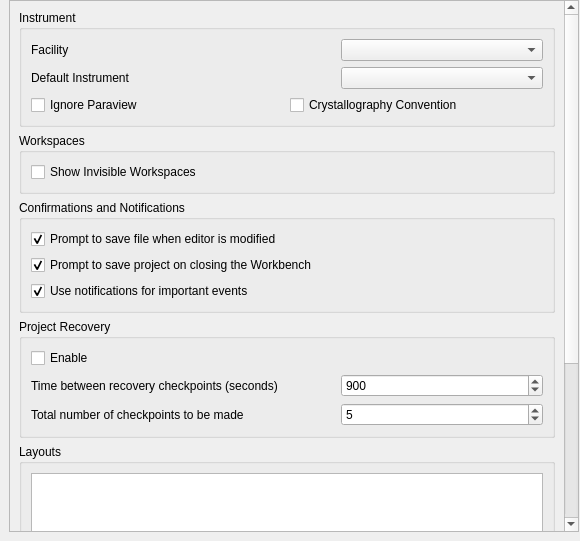
This is qt/applications/workbench/workbench/widgets/settings/general/section_general.ui in mantidproject/mantid as Qt 5 draws it before an edit. The edited form follows.
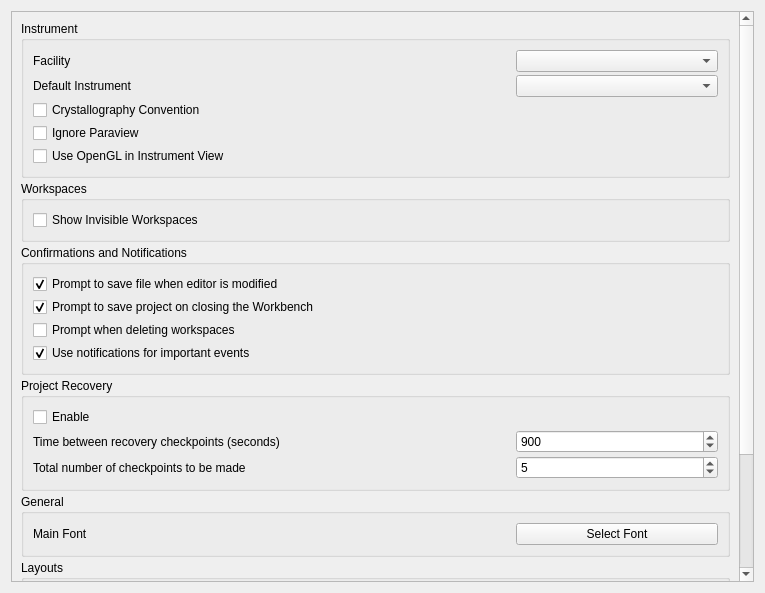
This is the edited form.

Commit message:
Re #27471 Add final settings to general tab
This add the settings for normalisation, openGL and prompt delete workspaces

The edit to the form file:
```diff
--- a/qt/applications/workbench/workbench/widgets/settings/general/section_general.ui
+++ b/qt/applications/workbench/workbench/widgets/settings/general/section_general.ui
@@ -6,26 +6,14 @@
    <rect>
     <x>0</x>
     <y>0</y>
-    <width>580</width>
-    <height>541</height>
+    <width>765</width>
+    <height>593</height>
    </rect>
   </property>
   <property name="windowTitle">
    <string>Form</string>
   </property>
-  <layout class="QHBoxLayout" name="horizontalLayout">
-   <property name="leftMargin">
-    <number>9</number>
-   </property>
-   <property name="topMargin">
-    <number>0</number>
-   </property>
-   <property name="rightMargin">
-    <number>1</number>
-   </property>
-   <property name="bottomMargin">
-    <number>9</number>
-   </property>
+  <layout class="QVBoxLayout" name="verticalLayout_12">
    <item>
     <widget class="QScrollArea" name="scrollArea">
      <property name="frameShape">
@@ -45,8 +33,8 @@
        <rect>
         <x>0</x>
         <y>0</y>
-        <width>568</width>
-        <height>530</height>
+        <width>728</width>
+        <height>651</height>
        </rect>
       </property>
       <property name="sizePolicy">
@@ -58,6 +46,9 @@
       <layout class="QVBoxLayout" name="verticalLayout_2">
        <item>
         <layout class="QVBoxLayout" name="verticalLayout">
+         <property name="spacing">
+          <number>3</number>
+         </property>
          <property name="sizeConstraint">
           <enum>QLayout::SetMaximumSize</enum>
          </property>
@@ -73,6 +64,9 @@
             <string>Instrument</string>
            </property>
            <layout class="QVBoxLayout" name="verticalLayout_7">
+            <property name="spacing">
+             <number>3</number>
+            </property>
             <item>
              <layout class="QHBoxLayout" name="horizontalLayout_3">
               <item>
@@ -84,6 +78,12 @@
               </item>
               <item>
                <widget class="QComboBox" name="facility">
+                <property name="sizePolicy">
+                 <sizepolicy hsizetype="Minimum" vsizetype="Minimum">
+                  <horstretch>0</horstretch>
+                  <verstretch>0</verstretch>
+                 </sizepolicy>
+                </property>
                 <property name="maximumSize">
                  <size>
                   <width>202</width>
@@ -122,22 +122,25 @@
              </layout>
             </item>
             <item>
-             <layout class="QHBoxLayout" name="horizontalLayout_2">
-              <item>
-               <widget class="QCheckBox" name="ignore_paraview">
-                <property name="text">
-                 <string>Ignore Paraview</string>
-                </property>
-               </widget>
-              </item>
-              <item>
-               <widget class="QCheckBox" name="crystallography_convention">
-                <property name="text">
-                 <string>Crystallography Convention</string>
-                </property>
-               </widget>
-              </item>
-             </layout>
+             <widget class="QCheckBox" name="crystallography_convention">
+              <property name="text">
+               <string>Crystallography Convention</string>
+              </property>
+             </widget>
+            </item>
+            <item>
+             <widget class="QCheckBox" name="ignore_paraview">
+              <property name="text">
+               <string>Ignore Paraview</string>
+              </property>
+             </widget>
+            </item>
+            <item>
+             <widget class="QCheckBox" name="use_open_gl">
+              <property name="text">
+               <string>Use OpenGL in Instrument View</string>
+              </property>
+             </widget>
             </item>
            </layout>
           </widget>
@@ -154,6 +157,9 @@
             <string>Workspaces</string>
            </property>
            <layout class="QVBoxLayout" name="verticalLayout_6">
+            <property name="spacing">
+             <number>3</number>
+            </property>
             <property name="sizeConstraint">
              <enum>QLayout::SetMinimumSize</enum>
             </property>
@@ -194,6 +200,9 @@
             <string>Confirmations and Notifications</string>
            </property>
            <layout class="QVBoxLayout" name="verticalLayout_3">
+            <property name="spacing">
+             <number>3</number>
+            </property>
             <item>
              <widget class="QCheckBox" name="prompt_save_editor_modified">
               <property name="sizePolicy">
@@ -226,6 +235,13 @@
               </property>
              </widget>
             </item>
+            <item>
+             <widget class="QCheckBox" name="prompt_deleting_workspaces">
+              <property name="text">
+               <string>Prompt when deleting workspaces</string>
+              </property>
+             </widget>
+            </item>
             <item>
              <widget class="QCheckBox" name="use_notifications">
               <property name="sizePolicy">
@@ -257,6 +273,9 @@
             <string>Project Recovery</string>
            </property>
            <layout class="QVBoxLayout" name="verticalLayout_4">
+            <property name="spacing">
+             <number>3</number>
+            </property>
             <item>
              <widget class="QCheckBox" name="project_recovery_enabled">
               <property name="text">
@@ -339,12 +358,64 @@
            </layout>
           </widget>
          </item>
+         <item>
+          <widget class="QGroupBox" name="general_box">
+           <property name="sizePolicy">
+            <sizepolicy hsizetype="Preferred" vsizetype="Maximum">
+             <horstretch>0</horstretch>
+             <verstretch>0</verstretch>
+            </sizepolicy>
+           </property>
+           <property name="title">
+            <string>General</string>
+           </property>
+           <layout class="QVBoxLayout" name="verticalLayout_11">
+            <property name="spacing">
+             <number>3</number>
+            </property>
+            <item>
+             <layout class="QHBoxLayout" name="horizontalLayout_7">
+              <item>
+               <widget class="QLabel" name="main_font_label">
+                <property name="text">
+                 <string>Main Font</string>
+                </property>
+               </widget>
+              </item>
+              <item>
+               <widget class="QPushButton" name="main_font">
+                <property name="maximumSize">
+                 <size>
+                  <width>202</width>
+                  <height>16777215</height>
+                 </size>
+                </property>
+                <property name="text">
+                 <string>Select Font</string>
+                </property>
+               </widget>
+              </item>
+             </layout>
+            </item>
+           </layout>
+          </widget>
+         </item>
          <item>
           <widget class="QGroupBox" name="layout_box">
            <property name="title">
             <string>Layouts</string>
            </property>
            <layout class="QGridLayout" name="gridLayout">
+            <property name="verticalSpacing">
+             <number>3</number>
+            </property>
+            <item row="2" column="2" colspan="2">
+             <widget class="QPushButton" name="delete_layout">
+              <property name="text">
+               <string>Delete Layout</string>
+              </property>
+             </widget>
+            </item>
             <item row="3" column="3">
              <widget class="QPushButton" name="save_layout">
               <property name="text">
@@ -366,76 +437,11 @@
               </property>
              </widget>
             </item>
-            <item row="1" column="0" colspan="4">
-             <widget class="QListWidget" name="layout_display"/>
-            </item>
             <item row="3" column="1" colspan="2">
              <widget class="QLineEdit" name="new_layout_name"/>
             </item>
-            <item row="2" column="2" colspan="2">
-             <widget class="QPushButton" name="delete_layout">
-              <property name="text">
-               <string>Delete Layout</string>
-              </property>
-             </widget>
-            </item>
-           </layout>
-          </widget>
-         </item>
-         <item>
-          <widget class="QGroupBox" name="verticalGroupBox">
-           <property name="title">
-            <string>Send To</string>
-           </property>
-           <layout class="QGridLayout" name="gridLayout_3">
-            <property name="leftMargin">
-             <number>9</number>
-            </property>
-            <property name="topMargin">
-             <number>9</number>
-            </property>
-            <property name="rightMargin">
-             <number>9</number>
-            </property>
-            <property name="bottomMargin">
-             <number>9</number>
-            </property>
-            <item row="3" column="0">
-             <widget class="QPushButton" name="add_send_to">
-              <property name="text">
-               <string>Add...</string>
-              </property>
-             </widget>
-            </item>
-            <item row="3" column="1">
-             <widget class="QPushButton" name="edit_send_to">
-              <property name="enabled">
-               <bool>false</bool>
-              </property>
-              <property name="text">
-               <string>Edit...</string>
-              </property>
-             </widget>
-            </item>
-            <item row="3" column="2">
-             <widget class="QPushButton" name="delete_send_to">
-              <property name="enabled">
-               <bool>false</bool>
-              </property>
-              <property name="text">
-               <string>Delete...</string>
-              </property>
-             </widget>
-            </item>
-            <item row="2" column="0" colspan="3">
-             <widget class="QTreeWidget" name="send_to_list">
-              <property name="selectionMode">
-               <enum>QAbstractItemView::ExtendedSelection</enum>
-              </property>
-              <attribute name="headerCascadingSectionResizes">
-               <bool>false</bool>
-              </attribute>
-             </widget>
+            <item row="1" column="0" colspan="4">
+             <widget class="QListWidget" name="layout_display"/>
             </item>
            </layout>
           </widget>
```
The commit also changes 18 other files.
